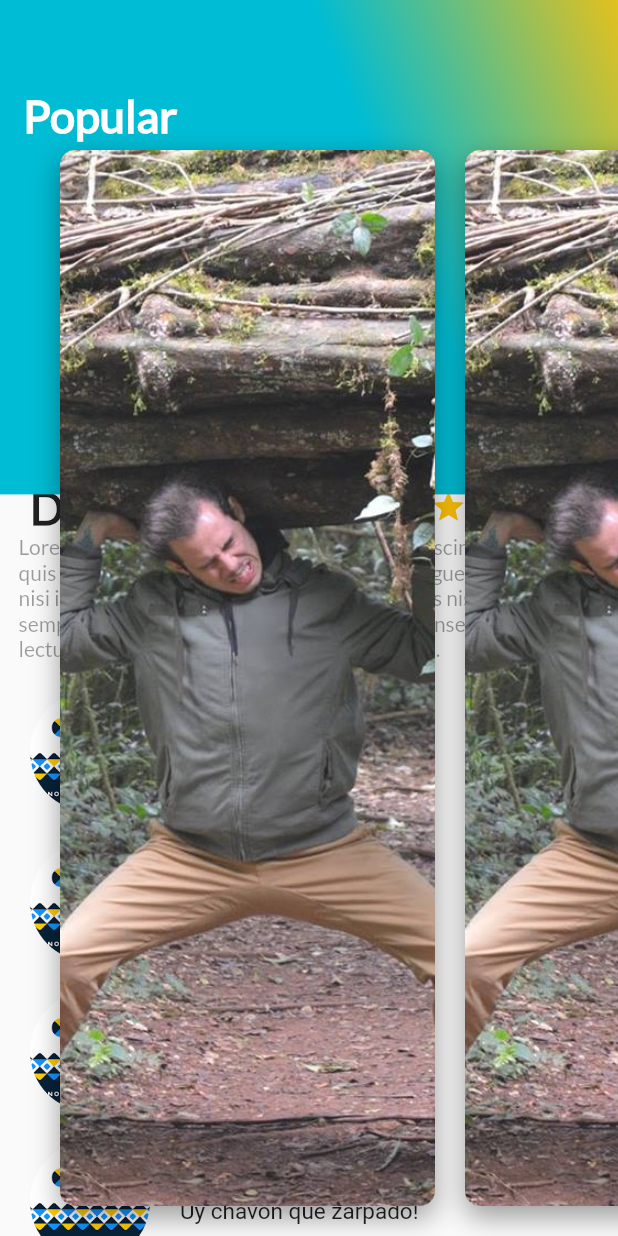
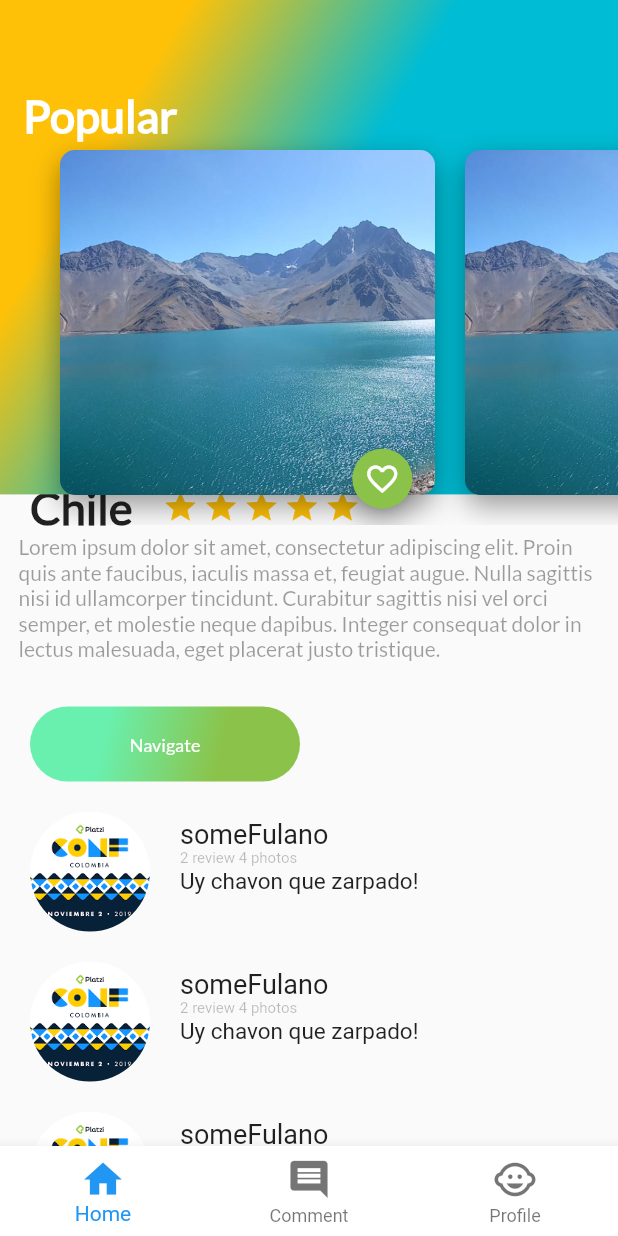
Before and after one commit to Drolegc/flutter, a Flutter app: the screen it shows after launch, on a phone screen of 412 x 824 dp. Run offline on Flutter 3.47's test engine with Material 2 defaults, Android fonts, the phone set to English and light mode, and no system bars.

Commit message:
app ready!

```diff
--- /dev/null
+++ b/flutter_app/lib/button.dart
@@ -0,0 +1,54 @@
+import 'package:flutter/material.dart';
+
+class Button extends StatelessWidget{
+
+
+  @override
+  Widget build(BuildContext context) {
+    // TODO: implement build
+    return InkWell(
+      onTap: (){
+        Scaffold.of(context).showSnackBar(
+          SnackBar(
+            content: Text("Navegando!"),
+            duration: Duration(milliseconds: 250),
+          )
+        );
+      },
+      child:Container(
+        margin: EdgeInsets.only(
+          top: 30.0,
+          left: 20.0,
+          right: 20.0
+        ),
+        height: 50.0,
+        width: 180.0,
+        decoration: BoxDecoration(
+          borderRadius: BorderRadius.circular(30.0),
+          gradient: LinearGradient(
+            colors: [
+              Colors.greenAccent,
+              Colors.lightGreen
+            ],
+            begin: FractionalOffset(0.3,0.0),
+            end: FractionalOffset(1.0,0.6),
+            stops: [0.0,0.6],
+
+          )
+        ),
+        child: Center(
+          child:Text(
+              "Navigate",
+            style: TextStyle(
+              color:Colors.white,
+              fontFamily: "Lato",
+              fontSize: 12.0,
+              fontWeight: FontWeight.w100
+            ),
+          )
+        ),
+      )
+    );
+  }
+
+}
--- a/flutter_app/lib/card_image.dart
+++ b/flutter_app/lib/card_image.dart
@@ -1,4 +1,5 @@
 import 'package:flutter/material.dart';
+import 'package:flutter_app/floating_action_button_green.dart';
 
 class CardImage extends StatelessWidget{
 
@@ -12,13 +13,13 @@ class CardImage extends StatelessWidget{
       width: 250.0,
         margin: EdgeInsets.only(
           top: 80.0,
-            left: 20.0
+            left: 20.0,
         ),
       decoration: BoxDecoration(
         image:DecorationImage(
           fit: BoxFit.cover,
           image: AssetImage(
-              "assets/img/Example.jpg",
+              "assets/img/Example.jpeg",
           ),
         ),
           borderRadius: BorderRadius.all(Radius.circular(10.0)),
@@ -33,7 +34,13 @@ class CardImage extends StatelessWidget{
       ),
     );
 
-    return card;
+    return Stack(
+      alignment: Alignment(0.9,1.1),
+      children: <Widget>[
+        card,
+        FloatingActionButtonGreen(),
+      ],
+    );
   }
 
 }
--- a/flutter_app/lib/card_image_list.dart
+++ b/flutter_app/lib/card_image_list.dart
@@ -10,6 +10,7 @@ class CardImageList extends StatelessWidget{
   Widget build(BuildContext context) {
     // TODO: implement build
     return Container(
+      height: 350.0,
       child: ListView(
         padding: EdgeInsets.all(20.0),
         children: <Widget>[
--- a/flutter_app/lib/description.dart
+++ b/flutter_app/lib/description.dart
@@ -1,4 +1,6 @@
 import 'package:flutter/material.dart';
+import 'package:flutter_app/button.dart';
+
 
 class Description extends StatelessWidget{
 
@@ -46,7 +48,7 @@ class Description extends StatelessWidget{
             right: 20.0,
           ),
           child:Text(
-            "Duwili Ella",
+            "Chile",
             style: const TextStyle(
               fontSize: 30.0,
               fontWeight: FontWeight.w900,
@@ -69,9 +71,11 @@ class Description extends StatelessWidget{
     );
 
     final description_title = Column(
+      crossAxisAlignment: CrossAxisAlignment.start,
       children: <Widget>[
         title_stars,
-        description
+        description,
+        Button()
       ],
     );
     return description_title;
--- /dev/null
+++ b/flutter_app/lib/floating_action_button_green.dart
@@ -0,0 +1,39 @@
+import 'package:flutter/material.dart';
+
+class FloatingActionButtonGreen extends StatefulWidget{
+  @override
+  State<StatefulWidget> createState() {
+    // TODO: implement createState
+    return _FloatingActionButtonGreen();
+  }
+
+}
+
+class _FloatingActionButtonGreen extends State<FloatingActionButtonGreen>{
+
+  var icono = Icon(Icons.favorite_border);
+
+  void SomeVoid(){
+
+    setState(() {
+      if(this.icono.icon.codePoint == Icons.favorite_border.codePoint){
+        this.icono = Icon(Icons.favorite);
+      }else if(this.icono.icon.codePoint != Icons.favorite_border.codePoint){
+        this.icono = Icon(Icons.favorite_border);
+      }
+    });
+  }
+
+  @override
+  Widget build(BuildContext context) {
+    // TODO: implement build
+    return FloatingActionButton(
+      backgroundColor: Colors.lightGreen,
+      onPressed: this.SomeVoid,
+      mini:true,
+      tooltip: "Fav",
+      child: this.icono
+    );
+  }
+
+}
--- a/flutter_app/lib/gradient_back.dart
+++ b/flutter_app/lib/gradient_back.dart
@@ -17,8 +17,8 @@ class GradientBack extends StatelessWidget{
             Colors.amber,
             Colors.cyan
           ],
-          begin: FractionalOffset(1.2,0.0),
-          end: FractionalOffset(0.0,0.6),
+          begin: FractionalOffset(0.2,0.0),
+          end: FractionalOffset(1.0,0.6),
           stops: [0.1,0.5],
           //tileMode: TitleMode.clamp
       ),
--- /dev/null
+++ b/flutter_app/lib/home_trips.dart
@@ -0,0 +1,27 @@
+import 'package:flutter/material.dart';
+import 'package:flutter_app/description.dart';
+import 'package:flutter_app/review-list.dart';
+import 'package:flutter_app/header_appbar.dart';
+
+class HomeTrips extends StatelessWidget{
+
+  String text_description = "Lorem ipsum dolor sit amet, consectetur adipiscing elit. Proin quis ante faucibus, iaculis massa et, feugiat augue. Nulla sagittis nisi id ullamcorper tincidunt. Curabitur sagittis nisi vel orci semper, et molestie neque dapibus. Integer consequat dolor in lectus malesuada, eget placerat justo tristique.";
+
+
+  @override
+  Widget build(BuildContext context) {
+    // TODO: implement build
+    return Stack(
+      children: <Widget>[
+        ListView(
+          children: <Widget>[
+            Description(this.text_description,4),
+            ReviewList(),
+          ],
+        ),
+        HeaderAppBar()
+      ],
+    );
+  }
+
+}
--- a/flutter_app/lib/main.dart
+++ b/flutter_app/lib/main.dart
@@ -1,16 +1,12 @@
 import 'package:flutter/cupertino.dart';
 import 'package:flutter/material.dart';
 import 'package:flutter/widgets.dart';
-import 'package:flutter_app/description.dart';
-import 'package:flutter_app/review-list.dart';
-import 'package:flutter_app/gradient_back.dart';
-import 'package:flutter_app/header_appbar.dart';
+import 'package:flutter_app/platzi_trips.dart';
 
 void main() => runApp(MyApp());
 
 class MyApp extends StatelessWidget {
   // This widget is the root of your application.
-  String text_description = "Lorem ipsum dolor sit amet, consectetur adipiscing elit. Proin quis ante faucibus, iaculis massa et, feugiat augue. Nulla sagittis nisi id ullamcorper tincidunt. Curabitur sagittis nisi vel orci semper, et molestie neque dapibus. Integer consequat dolor in lectus malesuada, eget placerat justo tristique.";
 
 
   @override
@@ -24,17 +20,7 @@ class MyApp extends StatelessWidget {
         /*appBar: AppBar(
           title: Text("Hello World!"),
         ),*/
-        body:Stack(
-          children: <Widget>[
-            ListView(
-              children: <Widget>[
-                Description(text_description,4),
-                ReviewList(),
-              ],
-            ),
-            HeaderAppBar()
-          ],
-        )
+        body:PlatziTrips()
       )//MyHomePage(title: 'Flutter Demo Home Page'),
     );
   }
--- /dev/null
+++ b/flutter_app/lib/platzi_trips.dart
@@ -0,0 +1,76 @@
+import 'package:flutter/material.dart';
+import 'package:flutter_app/home_trips.dart';
+import 'package:flutter_app/search_trips.dart';
+import 'package:flutter_app/profile_trips.dart';
+
+class PlatziTrips extends StatefulWidget{
+
+  @override
+  State<StatefulWidget> createState() {
+    // TODO: implement createState
+    return _PlatziTrips();
+  }
+
+}
+
+class _PlatziTrips extends State<PlatziTrips>{
+
+  final List<Widget> widgetsChildren = [
+    HomeTrips(),
+    SearchTrips(),
+    ProfileTrips()
+  ];
+
+  void onTapTapped(int index){
+
+    setState(() {
+      this.index_tap = index;
+    });
+  }
+
+  int index_tap = 0;
+
+  @override
+  Widget build(BuildContext context) {
+    // TODO: implement build
+    return Scaffold(
+      body:this.widgetsChildren[this.index_tap],
+      bottomNavigationBar: Theme(
+        data: Theme.of(context).copyWith(
+          canvasColor: Colors.white,
+          primaryColor: Colors.deepPurple
+        ),
+        child:BottomNavigationBar(
+          items:[
+            BottomNavigationBarItem(
+            icon: Icon(
+              Icons.home,
+              size: 30.0,
+            ),
+              title: Text("Home")
+          ),
+            BottomNavigationBarItem(
+              icon: Icon(
+                Icons.comment,
+                size:30.0
+              ),
+              title: Text("Comment")
+            ),
+        BottomNavigationBarItem(
+            icon: Icon(
+                Icons.child_care,
+                size:30.0
+            ),
+            title: Text("Profile")
+        )
+          ],
+          onTap: this.onTapTapped,
+          currentIndex: this.index_tap,
+        )
+      )
+    );
+
+
+  }
+
+}
--- /dev/null
+++ b/flutter_app/lib/profile_trips.dart
@@ -0,0 +1,13 @@
+import 'package:flutter/material.dart';
+
+class ProfileTrips extends StatelessWidget{
+
+  @override
+  Widget build(BuildContext context) {
+    // TODO: implement build
+    return Container(
+      color: Colors.white,
+    );
+  }
+
+}
--- /dev/null
+++ b/flutter_app/lib/search_trips.dart
@@ -0,0 +1,13 @@
+import 'package:flutter/material.dart';
+
+class SearchTrips extends StatelessWidget{
+
+  @override
+  Widget build(BuildContext context) {
+    // TODO: implement build
+    return Container(
+      color: Colors.greenAccent,
+    );
+  }
+
+}
--- a/flutter_app/pubspec.yaml
+++ b/flutter_app/pubspec.yaml
@@ -72,7 +72,7 @@ flutter:
   # see https://flutter.dev/custom-fonts/#from-packages
   assets:
     - assets/img/platziConf.png
-    - assets/img/Example.jpg
+    - assets/img/Example.jpeg
 
   fonts:
     - family: Lato
```
Also changed, not shown: flutter_app/assets/img/Example.jpeg (added).
